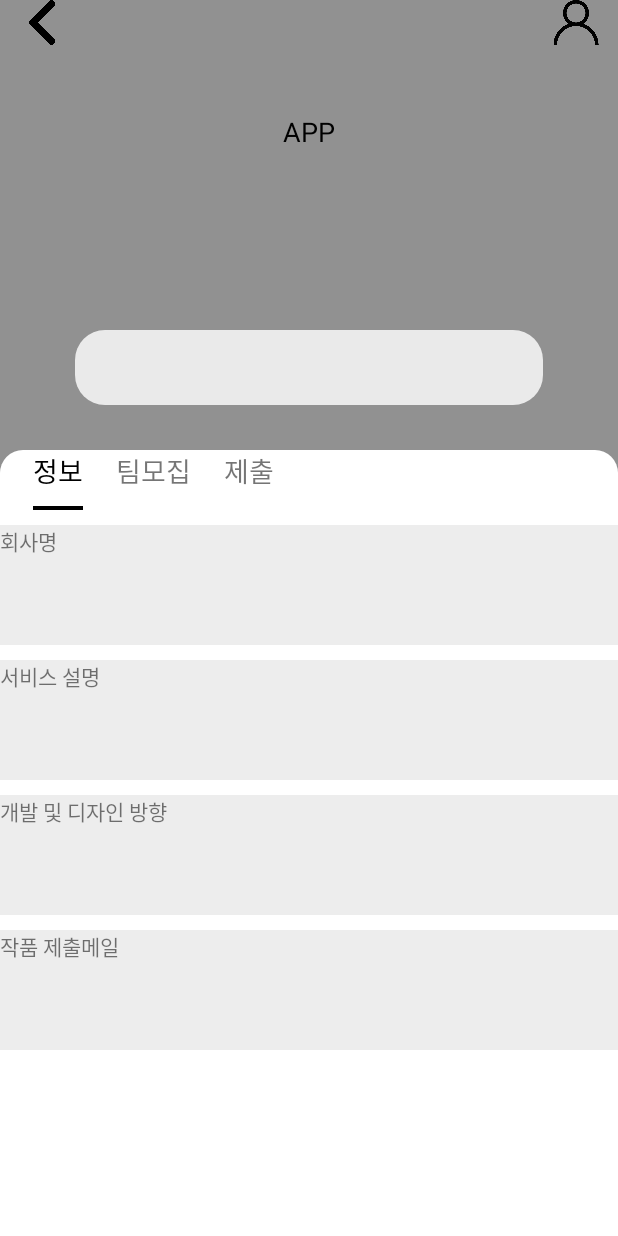
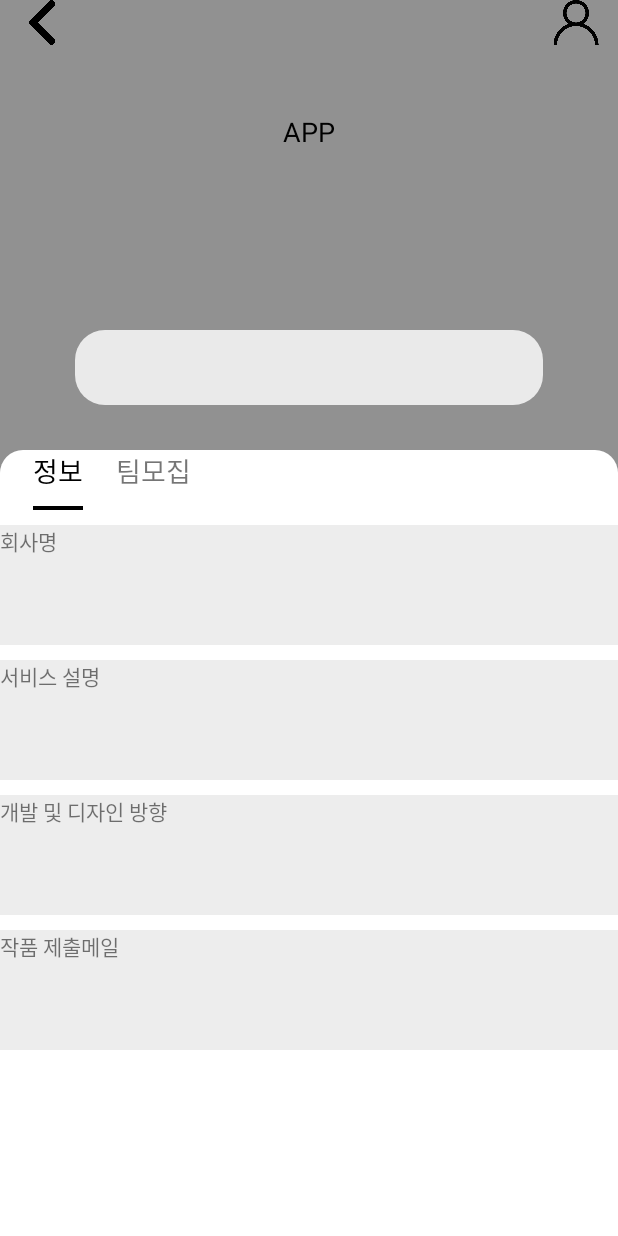
Before and after one commit to hyobins/monthly_challenge, an Android app: the ProjectDetailActivity screen opened directly, with no data from a screen before it, on a phone screen of 412 x 824 dp. Run offline under Robolectric (Android 15) with nearby library versions, the phone set to English and light mode, and no system bars; our stand-ins replace ButterKnife, Firebase (no records; nobody signed in at launch, a user with empty details on screens opened directly), data binding; libraries missing offline, so code that uses them is left out: com.squareup.okhttp; 1 statement that could not run was skipped.

Commit message:
팀 모집 타이틀 textview 추가

```diff
--- a/app/src/main/java/Project/ProjectDetailActivity.java
+++ b/app/src/main/java/Project/ProjectDetailActivity.java
@@ -76,7 +76,6 @@ public class ProjectDetailActivity extends AppCompatActivity implements View.OnC
         binding.textViewSubmitContents.setText(intent.getStringExtra("submit"));
 
         binding.backButton.setOnClickListener(this);
-        binding.submitText.setOnClickListener(this);
         binding.matchText.setOnClickListener(this);
         binding.infoText.setOnClickListener(this);
         binding.buttonCreateTeam.setOnClickListener(this);
@@ -197,11 +196,6 @@ public class ProjectDetailActivity extends AppCompatActivity implements View.OnC
         switch (v.getId()){
             case R.id.backButton:
                 finish();
-                break;
-            case R.id.submitText:
-
-                prevSettingAndChange(binding.submitText,binding.submitView,binding.submitLayout);
-
                 break;
             case R.id.matchText:
 
--- a/app/src/main/res/layout/activity_projectdetail.xml
+++ b/app/src/main/res/layout/activity_projectdetail.xml
@@ -142,30 +142,6 @@
                         android:visibility="invisible" />
                 </LinearLayout>
 
-                <LinearLayout
-                    android:layout_width="wrap_content"
-                    android:layout_height="match_parent"
-                    android:layout_marginLeft="22dp"
-                    android:orientation="vertical">
-
-                    <TextView
-                        android:id="@+id/submitText"
-                        android:layout_width="wrap_content"
-                        android:layout_height="wrap_content"
-                        android:layout_gravity="center_vertical"
-                        android:text="제출"
-                        android:textSize="18sp" />
-
-                    <View
-                        android:id="@+id/submitView"
-                        android:layout_width="match_parent"
-                        android:layout_height="5dp"
-                        android:layout_gravity="bottom"
-                        android:layout_marginTop="10dp"
-                        android:background="#000000"
-                        android:visibility="invisible" />
-                </LinearLayout>
-
             </LinearLayout>
 
             <LinearLayout
@@ -275,6 +251,14 @@
                 android:orientation="vertical"
                 android:visibility="gone">
 
+                <TextView
+                    android:id="@+id/textView30"
+                    android:layout_width="match_parent"
+                    android:layout_height="0dp"
+                    android:layout_weight="1"
+                    android:gravity="center"
+                    android:text="개발자 2~3명 디자이너 1~2명" />
+
                 <ListView
                     android:id="@+id/listView_teamList"
                     android:layout_width="match_parent"
```
